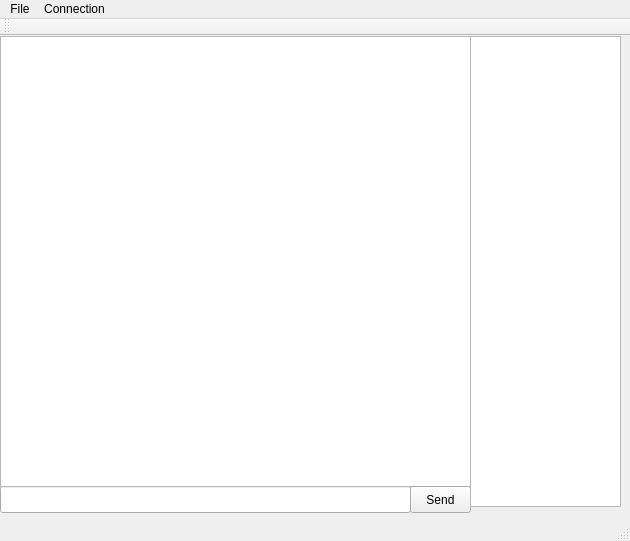
icooper89/linux-chat-client, file chat/mainwindow.ui: the form before one commit.
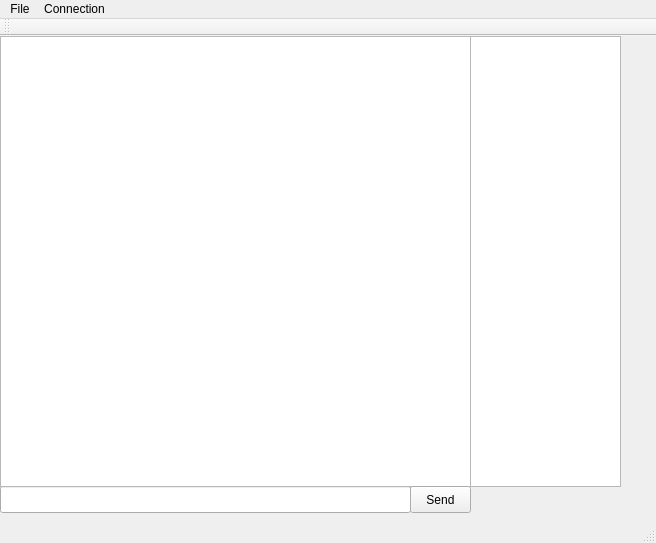
The form after the commit.

Commit message: Grab filename/variable from gui

Patch:
```diff
--- a/chat/mainwindow.ui
+++ b/chat/mainwindow.ui
@@ -6,8 +6,8 @@
    <rect>
     <x>0</x>
     <y>0</y>
-    <width>630</width>
-    <height>541</height>
+    <width>656</width>
+    <height>543</height>
    </rect>
   </property>
   <property name="windowTitle">
@@ -53,7 +53,7 @@
       <x>470</x>
       <y>0</y>
       <width>151</width>
-      <height>471</height>
+      <height>451</height>
      </rect>
     </property>
    </widget>
@@ -63,7 +63,7 @@
     <rect>
      <x>0</x>
      <y>0</y>
-     <width>630</width>
+     <width>656</width>
      <height>25</height>
     </rect>
    </property>
```
Left out of the diff: 8 changed lines with no effect on the pictures. The commit also changes 4 other files.
